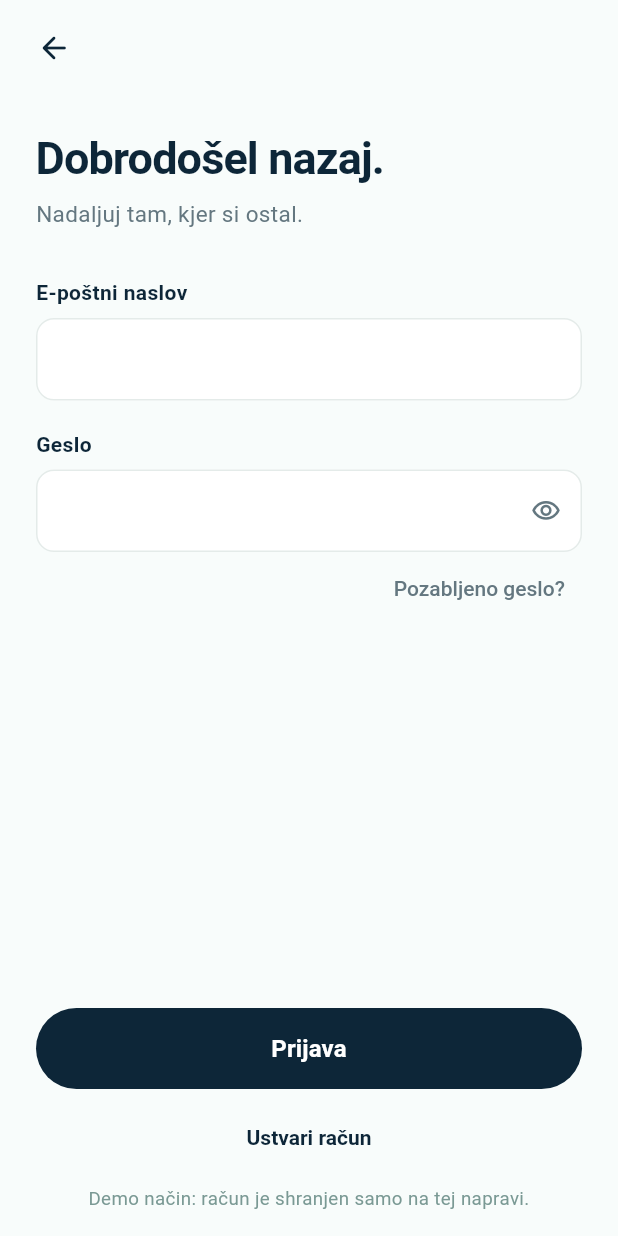
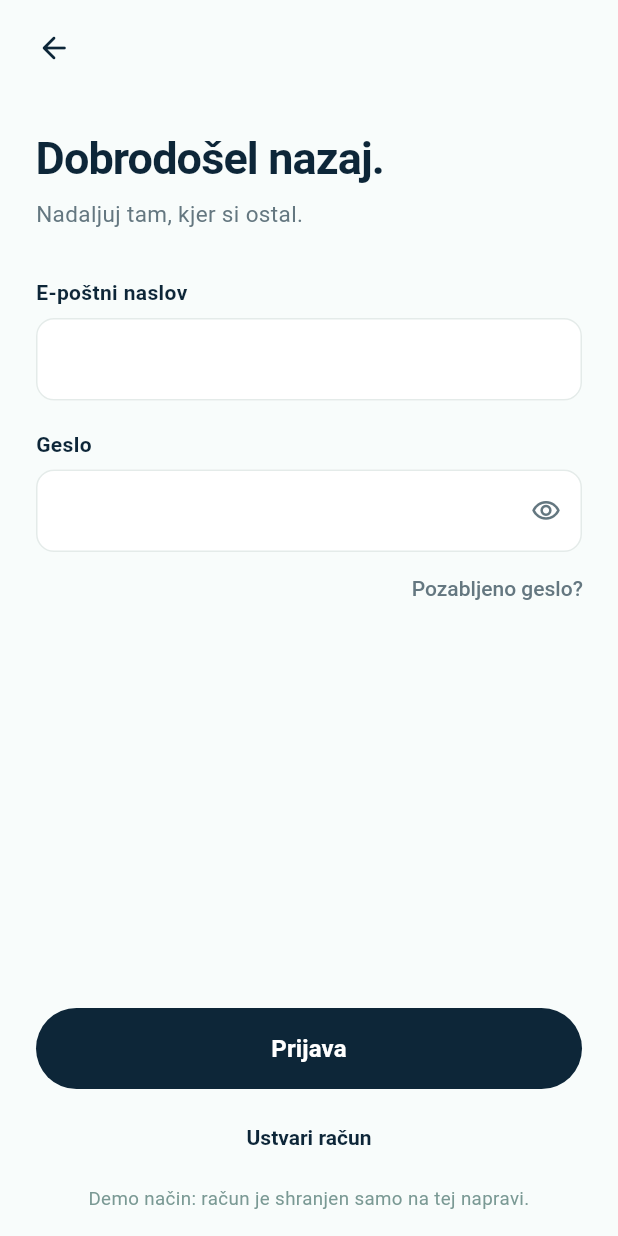
Before and after one commit to Gojkovix/certmore_app, a Flutter app: the screen it shows after launch, after a tap on "Prijava", on a phone screen of 412 x 824 dp. Run offline on Flutter 3.47's test engine with Material 3 defaults, Android fonts, the phone set to English and light mode, and no system bars; our stand-ins replace flutter_svg, shared_preferences; accounts and stored records are empty.

Commit message:
Prijava: »Pozabljeno geslo?« poravnano z desnim robom polja
Co-Authored-By: Claude Opus 5.5 <noreply@anthropic.com>

```diff
--- a/lib/features/auth/presentation/login_screen.dart
+++ b/lib/features/auth/presentation/login_screen.dart
@@ -3,6 +3,7 @@ import 'package:flutter/material.dart';
 import '../../../app/app_scope.dart';
 import '../../../app/router.dart';
 import '../../../app/theme/app_colors.dart';
+import '../../../app/theme/app_spacing.dart';
 import '../../../app/theme/app_typography.dart';
 import '../../../core/utils/validators.dart';
 import '../../../core/widgets/app_text_field.dart';
@@ -106,6 +107,10 @@ class _LoginScreenState extends State<LoginScreen> {
                 ),
                 Align(
                   alignment: Alignment.centerRight,
+                  // Besedilo poravnano z desnim robom polja (gumb ima
+                  // 12 px notranjega odmika).
+                  child: Transform.translate(
+                    offset: const Offset(AppSpacing.sm, 0),
                     child: TextButton(
                       onPressed: _loading ? null : _forgotPassword,
                       style: TextButton.styleFrom(
@@ -115,6 +120,7 @@ class _LoginScreenState extends State<LoginScreen> {
                         ),
                       ),
                       child: const Text('Pozabljeno geslo?'),
+                    ),
                   ),
                 ),
               ],
```
Lines whose indentation alone changed are shown as unchanged.
